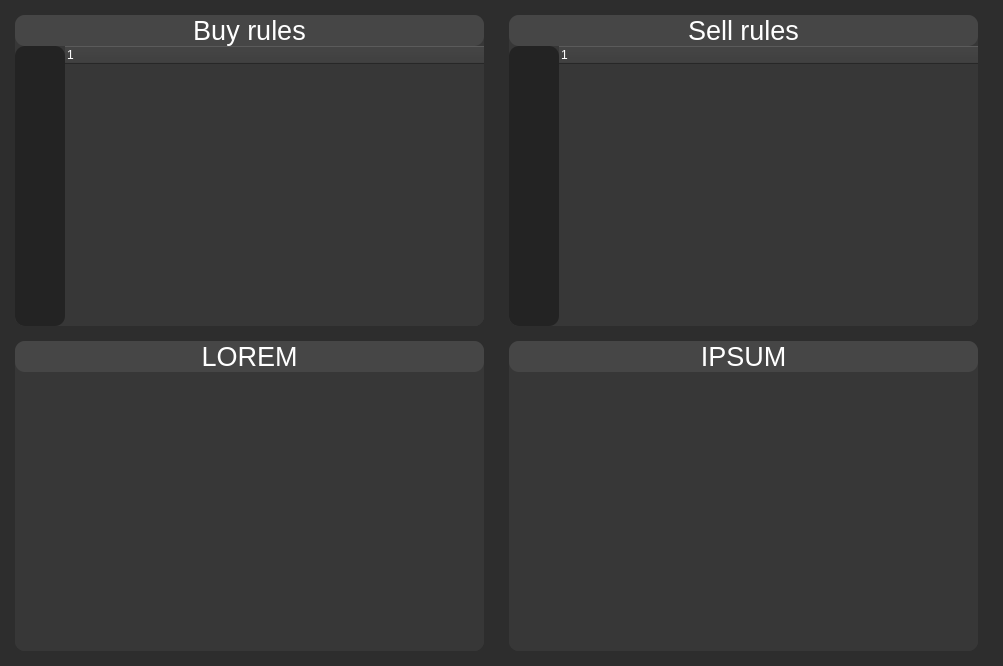
This is ui/strategy_page.ui in kornelHub/BackTesting-App as Qt 5 draws it before an edit. The edited form follows.
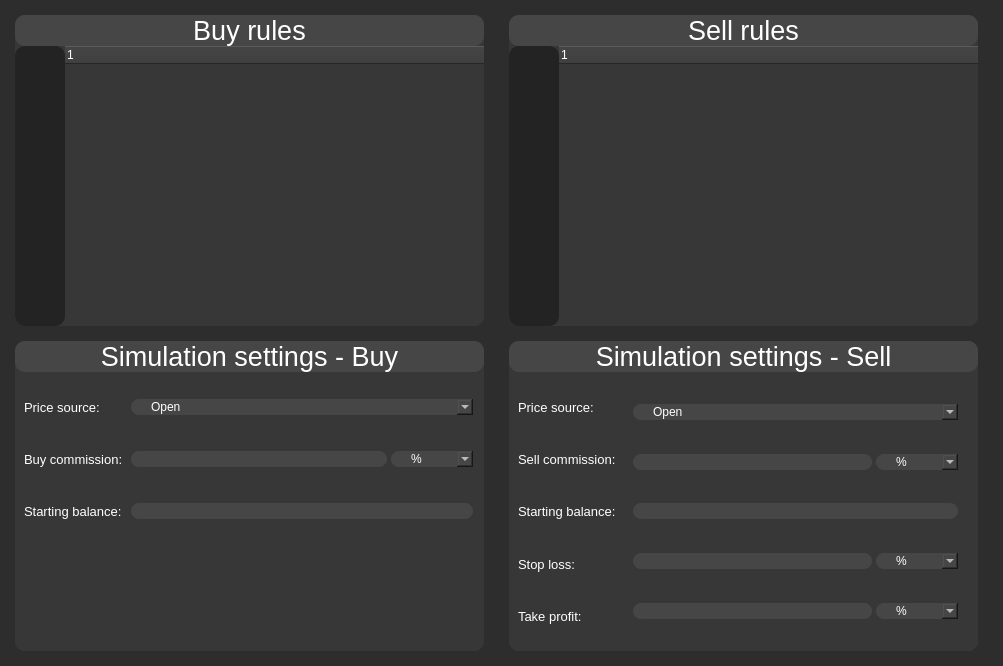
This is the edited form.

Commit message: add buy/sell function in simulation.py and changed period input to combobox

Diff of the .ui file:
```diff
--- a/ui/strategy_page.ui
+++ b/ui/strategy_page.ui
@@ -371,7 +371,7 @@
 }</string>
               </property>
               <property name="text">
-               <string>LOREM</string>
+               <string>Simulation settings - Buy</string>
               </property>
               <property name="alignment">
                <set>Qt::AlignCenter</set>
@@ -389,6 +389,328 @@
               <property name="styleSheet">
                <string notr="true">background-color: rgb(55,55,55);</string>
               </property>
+              <layout class="QHBoxLayout" name="horizontalLayout_5">
+               <item>
+                <widget class="QWidget" name="widget_9" native="true">
+                 <layout class="QVBoxLayout" name="verticalLayout_7">
+                  <property name="spacing">
+                   <number>0</number>
+                  </property>
+                  <property name="leftMargin">
+                   <number>0</number>
+                  </property>
+                  <property name="topMargin">
+                   <number>0</number>
+                  </property>
+                  <property name="rightMargin">
+                   <number>0</number>
+                  </property>
+                  <property name="bottomMargin">
+                   <number>0</number>
+                  </property>
+                  <item>
+                   <widget class="QLabel" name="label">
+                    <property name="font">
+                     <font>
+                      <pointsize>10</pointsize>
+                     </font>
+                    </property>
+                    <property name="text">
+                     <string>Price source:</string>
+                    </property>
+                   </widget>
+                  </item>
+                  <item>
+                   <widget class="QLabel" name="label_2">
+                    <property name="font">
+                     <font>
+                      <pointsize>10</pointsize>
+                     </font>
+                    </property>
+                    <property name="text">
+                     <string>Buy commission:</string>
+                    </property>
+                   </widget>
+                  </item>
+                  <item>
+                   <widget class="QLabel" name="label_3">
+                    <property name="font">
+                     <font>
+                      <pointsize>10</pointsize>
+                     </font>
+                    </property>
+                    <property name="text">
+                     <string>Starting balance:</string>
+                    </property>
+                   </widget>
+                  </item>
+                  <item>
+                   <widget class="QLabel" name="label_5">
+                    <property name="font">
+                     <font>
+                      <pointsize>10</pointsize>
+                     </font>
+                    </property>
+                    <property name="text">
+                     <string/>
+                    </property>
+                   </widget>
+                  </item>
+                  <item>
+                   <widget class="QLabel" name="label_4">
+                    <property name="font">
+                     <font>
+                      <pointsize>10</pointsize>
+                     </font>
+                    </property>
+                    <property name="text">
+                     <string/>
+                    </property>
+                    <property name="alignment">
+                     <set>Qt::AlignLeading|Qt::AlignLeft|Qt::AlignTop</set>
+                    </property>
+                   </widget>
+                  </item>
+                 </layout>
+                </widget>
+               </item>
+               <item>
+                <widget class="QWidget" name="widget_8" native="true">
+                 <property name="sizePolicy">
+                  <sizepolicy hsizetype="Expanding" vsizetype="Preferred">
+                   <horstretch>0</horstretch>
+                   <verstretch>0</verstretch>
+                  </sizepolicy>
+                 </property>
+                 <property name="font">
+                  <font>
+                   <pointsize>10</pointsize>
+                  </font>
+                 </property>
+                 <layout class="QVBoxLayout" name="verticalLayout_8">
+                  <property name="spacing">
+                   <number>0</number>
+                  </property>
+                  <property name="leftMargin">
+                   <number>0</number>
+                  </property>
+                  <property name="topMargin">
+                   <number>0</number>
+                  </property>
+                  <property name="rightMargin">
+                   <number>0</number>
+                  </property>
+                  <property name="bottomMargin">
+                   <number>0</number>
+                  </property>
+                  <item>
+                   <widget class="QWidget" name="widget_10" native="true">
+                    <layout class="QHBoxLayout" name="horizontalLayout_6">
+                     <property name="spacing">
+                      <number>0</number>
+                     </property>
+                     <property name="leftMargin">
+                      <number>0</number>
+                     </property>
+                     <property name="topMargin">
+                      <number>0</number>
+                     </property>
+                     <property name="rightMargin">
+                      <number>0</number>
+                     </property>
+                     <property name="bottomMargin">
+                      <number>0</number>
+                     </property>
+                     <item>
+                      <widget class="QComboBox" name="buy_price_source_comboBox">
+                       <property name="sizePolicy">
+                        <sizepolicy hsizetype="Expanding" vsizetype="Fixed">
+                         <horstretch>0</horstretch>
+                         <verstretch>0</verstretch>
+                        </sizepolicy>
+                       </property>
+                       <property name="styleSheet">
+                        <string notr="true">QComboBox {
+        font: 10pt &quot;MS Shell Dlg 2&quot;;
+        border: 2px solid rgb(55,55,55);
+        border-radius: 10px;
+        color: rgb(255, 255, 255);
+        padding-left: 20px;
+        padding-right: 20px;
+        background-color: rgb(70,70,70);
+}
+
+QComboBox:hover {
+        border: 2px solid rgb(90,90,90);
+}
+
+QComboBox QAbstractItemView {
+     border: 2pxsolid rgb(45, 45, 45);
+    selection-background-color:rgb(45, 45, 45);
+    color: #FFF
+                  }</string>
+                       </property>
+                       <item>
+                        <property name="text">
+                         <string>Open</string>
+                        </property>
+                       </item>
+                       <item>
+                        <property name="text">
+                         <string>High</string>
+                        </property>
+                       </item>
+                       <item>
+                        <property name="text">
+                         <string>Low</string>
+                        </property>
+                       </item>
+                       <item>
+                        <property name="text">
+                         <string>Close</string>
+                        </property>
+                       </item>
+                      </widget>
+                     </item>
+                    </layout>
+                   </widget>
+                  </item>
+                  <item>
+                   <widget class="QWidget" name="widget_11" native="true">
+                    <layout class="QHBoxLayout" name="horizontalLayout_7">
+                     <property name="spacing">
+                      <number>0</number>
+                     </property>
+                     <property name="leftMargin">
+                      <number>0</number>
+                     </property>
+                     <property name="topMargin">
+                      <number>0</number>
+                     </property>
+                     <property name="rightMargin">
+                      <number>0</number>
+                     </property>
+                     <property name="bottomMargin">
+                      <number>0</number>
+                     </property>
+                     <item>
+                      <widget class="QLineEdit" name="buy_commission_lineEdit_1">
+                       <property name="styleSheet">
+                        <string notr="true">QLineEdit {
+        font: 10pt &quot;MS Shell Dlg 2&quot;;
+        border-radius: 10px;
+        border: 2px solid rgb(55,55,55);
+        color: rgb(255, 255, 255);
+        padding-left: 20px;
+        padding-right: 20px;
+        background-color: rgb(70,70,70);
+}
+QLineEdit:hover {
+        border: 2px solid rgb(85,85,85);
+}
+QLineEdit:focus{
+        border: 2px solid rgb(85, 170, 255);
+}
+</string>
+                       </property>
+                      </widget>
+                     </item>
+                     <item>
+                      <widget class="QComboBox" name="buy_commission_comboBox_2">
+                       <property name="styleSheet">
+                        <string notr="true">QComboBox {
+        font: 10pt &quot;MS Shell Dlg 2&quot;;
+        border: 2px solid rgb(55,55,55);
+        border-radius: 10px;
+        color: rgb(255, 255, 255);
+        padding-left: 20px;
+        padding-right: 20px;
+        background-color: rgb(70,70,70);
+}
+
+QComboBox:hover {
+        border: 2px solid rgb(90,90,90);
+}
+
+QComboBox QAbstractItemView {
+     border: 2pxsolid rgb(45, 45, 45);
+    selection-background-color:rgb(45, 45, 45);
+    color: #FFF
+                  }</string>
+                       </property>
+                       <item>
+                        <property name="text">
+                         <string>%</string>
+                        </property>
+                       </item>
+                       <item>
+                        <property name="text">
+                         <string>Pips</string>
+                        </property>
+                       </item>
+                       <item>
+                        <property name="text">
+                         <string>Flat</string>
+                        </property>
+                       </item>
+                      </widget>
+                     </item>
+                    </layout>
+                   </widget>
+                  </item>
+                  <item>
+                   <widget class="QWidget" name="widget_12" native="true">
+                    <layout class="QHBoxLayout" name="horizontalLayout_8">
+                     <property name="spacing">
+                      <number>0</number>
+                     </property>
+                     <property name="leftMargin">
+                      <number>0</number>
+                     </property>
+                     <property name="topMargin">
+                      <number>0</number>
+                     </property>
+                     <property name="rightMargin">
+                      <number>0</number>
+                     </property>
+                     <property name="bottomMargin">
+                      <number>0</number>
+                     </property>
+                     <item>
+                      <widget class="QLineEdit" name="buy_balance_lineEdit2">
+                       <property name="styleSheet">
+                        <string notr="true">QLineEdit {
+        font: 10pt &quot;MS Shell Dlg 2&quot;;
+        border-radius: 10px;
+        border: 2px solid rgb(55,55,55);
+        color: rgb(255, 255, 255);
+        padding-left: 20px;
+        padding-right: 20px;
+        background-color: rgb(70,70,70);
+}
+QLineEdit:hover {
+        border: 2px solid rgb(85,85,85);
+}
+QLineEdit:focus{
+        border: 2px solid rgb(85, 170, 255);
+}
+</string>
+                       </property>
+                      </widget>
+                     </item>
+                    </layout>
+                   </widget>
+                  </item>
+                  <item>
+                   <widget class="QWidget" name="widget_13" native="true"/>
+                  </item>
+                  <item>
+                   <widget class="QWidget" name="widget_17" native="true"/>
+                  </item>
+                 </layout>
+                </widget>
+               </item>
+              </layout>
              </widget>
             </item>
            </layout>
@@ -706,7 +1028,7 @@
 }</string>
            </property>
            <property name="text">
-            <string>IPSUM</string>
+            <string>Simulation settings - Sell</string>
            </property>
            <property name="alignment">
             <set>Qt::AlignCenter</set>
@@ -724,6 +1046,465 @@
            <property name="styleSheet">
             <string notr="true">background-color: rgb(55,55,55);</string>
            </property>
+           <layout class="QHBoxLayout" name="horizontalLayout_9">
+            <item>
+             <widget class="QWidget" name="widget_18" native="true">
+              <layout class="QVBoxLayout" name="verticalLayout_10">
+               <property name="spacing">
+                <number>0</number>
+               </property>
+               <property name="leftMargin">
+                <number>0</number>
+               </property>
+               <property name="topMargin">
+                <number>0</number>
+               </property>
+               <property name="rightMargin">
+                <number>0</number>
+               </property>
+               <property name="bottomMargin">
+                <number>0</number>
+               </property>
+               <item>
+                <widget class="QLabel" name="label_6">
+                 <property name="font">
+                  <font>
+                   <pointsize>10</pointsize>
+                  </font>
+                 </property>
+                 <property name="text">
+                  <string>Price source:</string>
+                 </property>
+                </widget>
+               </item>
+               <item>
+                <widget class="QLabel" name="label_7">
+                 <property name="font">
+                  <font>
+                   <pointsize>10</pointsize>
+                  </font>
+                 </property>
+                 <property name="text">
+                  <string>Sell commission:</string>
+                 </property>
+                </widget>
+               </item>
+               <item>
+                <widget class="QLabel" name="label_8">
+                 <property name="font">
+                  <font>
+                   <pointsize>10</pointsize>
+                  </font>
+                 </property>
+                 <property name="text">
+                  <string>Starting balance:</string>
+                 </property>
+                </widget>
+               </item>
+               <item>
+                <widget class="QLabel" name="label_9">
+                 <property name="font">
+                  <font>
+                   <pointsize>10</pointsize>
+                  </font>
+                 </property>
+                 <property name="text">
+                  <string>Stop loss:</string>
+                 </property>
+                </widget>
+               </item>
+               <item>
+                <widget class="QLabel" name="label_10">
+                 <property name="font">
+                  <font>
+                   <pointsize>10</pointsize>
+                  </font>
+                 </property>
+                 <property name="text">
+                  <string>Take profit:</string>
+                 </property>
+                </widget>
+               </item>
+              </layout>
+             </widget>
+            </item>
+            <item>
+             <widget class="QWidget" name="widget_19" native="true">
+              <property name="sizePolicy">
+               <sizepolicy hsizetype="Expanding" vsizetype="Expanding">
+                <horstretch>0</horstretch>
+                <verstretch>0</verstretch>
+               </sizepolicy>
+              </property>
+              <layout class="QVBoxLayout" name="verticalLayout_12">
+               <item>
+                <widget class="QWidget" name="widget_20" native="true">
+                 <layout class="QHBoxLayout" name="horizontalLayout_10">
+                  <property name="spacing">
+                   <number>0</number>
+                  </property>
+                  <property name="leftMargin">
+                   <number>0</number>
+                  </property>
+                  <property name="topMargin">
+                   <number>0</number>
+                  </property>
+                  <property name="rightMargin">
+                   <number>0</number>
+                  </property>
+                  <property name="bottomMargin">
+                   <number>0</number>
+                  </property>
+                  <item>
+                   <widget class="QComboBox" name="sell_price_source_comboBox">
+                    <property name="sizePolicy">
+                     <sizepolicy hsizetype="Preferred" vsizetype="Fixed">
+                      <horstretch>0</horstretch>
+                      <verstretch>0</verstretch>
+                     </sizepolicy>
+                    </property>
+                    <property name="styleSheet">
+                     <string notr="true">QComboBox {
+        font: 10pt &quot;MS Shell Dlg 2&quot;;
+        border: 2px solid rgb(55,55,55);
+        border-radius: 10px;
+        color: rgb(255, 255, 255);
+        padding-left: 20px;
+        padding-right: 20px;
+        background-color: rgb(70,70,70);
+}
+
+QComboBox:hover {
+        border: 2px solid rgb(90,90,90);
+}
+
+QComboBox QAbstractItemView {
+     border: 2pxsolid rgb(45, 45, 45);
+    selection-background-color:rgb(45, 45, 45);
+    color: #FFF
+                  }</string>
+                    </property>
+                    <item>
+                     <property name="text">
+                      <string>Open</string>
+                     </property>
+                    </item>
+                    <item>
+                     <property name="text">
+                      <string>High</string>
+                     </property>
+                    </item>
+                    <item>
+                     <property name="text">
+                      <string>Low</string>
+                     </property>
+                    </item>
+                    <item>
+                     <property name="text">
+                      <string>Close</string>
+                     </property>
+                    </item>
+                   </widget>
+                  </item>
+                 </layout>
+                </widget>
+               </item>
+               <item>
+                <widget class="QWidget" name="widget_21" native="true">
+                 <layout class="QHBoxLayout" name="horizontalLayout_11">
+                  <property name="spacing">
+                   <number>0</number>
+                  </property>
+                  <property name="leftMargin">
+                   <number>0</number>
+                  </property>
+                  <property name="topMargin">
+                   <number>0</number>
+                  </property>
+                  <property name="rightMargin">
+                   <number>0</number>
+                  </property>
+                  <property name="bottomMargin">
+                   <number>0</number>
+                  </property>
+                  <item>
+                   <widget class="QLineEdit" name="sell_commission_lineEdit_1">
+                    <property name="styleSheet">
+                     <string notr="true">QLineEdit {
+        font: 10pt &quot;MS Shell Dlg 2&quot;;
+        border-radius: 10px;
+        border: 2px solid rgb(55,55,55);
+        color: rgb(255, 255, 255);
+        padding-left: 20px;
+        padding-right: 20px;
+        background-color: rgb(70,70,70);
+}
+QLineEdit:hover {
+        border: 2px solid rgb(85,85,85);
+}
+QLineEdit:focus{
+        border: 2px solid rgb(85, 170, 255);
+}
+</string>
+                    </property>
+                   </widget>
+                  </item>
+                  <item>
+                   <widget class="QComboBox" name="sell_commission_comboBox_2">
+                    <property name="styleSheet">
+                     <string notr="true">QComboBox {
+        font: 10pt &quot;MS Shell Dlg 2&quot;;
+        border: 2px solid rgb(55,55,55);
+        border-radius: 10px;
+        color: rgb(255, 255, 255);
+        padding-left: 20px;
+        padding-right: 20px;
+        background-color: rgb(70,70,70);
+}
+
+QComboBox:hover {
+        border: 2px solid rgb(90,90,90);
+}
+
+QComboBox QAbstractItemView {
+     border: 2pxsolid rgb(45, 45, 45);
+    selection-background-color:rgb(45, 45, 45);
+    color: #FFF
+                  }</string>
+                    </property>
+                    <item>
+                     <property name="text">
+                      <string>%</string>
+                     </property>
+                    </item>
+                    <item>
+                     <property name="text">
+                      <string>Pips</string>
+                     </property>
+                    </item>
+                    <item>
+                     <property name="text">
+                      <string>Flat</string>
+                     </property>
+                    </item>
+                   </widget>
+                  </item>
+                 </layout>
+                </widget>
+               </item>
+               <item>
+                <widget class="QWidget" name="widget_22" native="true">
+                 <layout class="QHBoxLayout" name="horizontalLayout_12">
+                  <property name="spacing">
+                   <number>0</number>
+                  </property>
+                  <property name="leftMargin">
+                   <number>0</number>
+                  </property>
+                  <property name="topMargin">
+                   <number>0</number>
+                  </property>
+                  <property name="rightMargin">
+                   <number>0</number>
+                  </property>
+                  <property name="bottomMargin">
+                   <number>0</number>
+                  </property>
+                  <item>
+                   <widget class="QLineEdit" name="sell_balance_lineEdit">
+                    <property name="styleSheet">
+                     <string notr="true">QLineEdit {
+        font: 10pt &quot;MS Shell Dlg 2&quot;;
+        border-radius: 10px;
+        border: 2px solid rgb(55,55,55);
+        color: rgb(255, 255, 255);
+        padding-left: 20px;
+        padding-right: 20px;
+        background-color: rgb(70,70,70);
+}
+QLineEdit:hover {
+        border: 2px solid rgb(85,85,85);
+}
+QLineEdit:focus{
+        border: 2px solid rgb(85, 170, 255);
+}
+</string>
+                    </property>
+                   </widget>
+                  </item>
+                 </layout>
+                </widget>
+               </item>
+               <item>
+                <widget class="QWidget" name="widget_23" native="true">
+                 <layout class="QHBoxLayout" name="horizontalLayout_13">
+                  <property name="spacing">
+                   <number>0</number>
+                  </property>
+                  <property name="leftMargin">
+                   <number>0</number>
+                  </property>
+                  <property name="topMargin">
+                   <number>0</number>
+                  </property>
+                  <property name="rightMargin">
+                   <number>0</number>
+                  </property>
+                  <property name="bottomMargin">
+                   <number>0</number>
+                  </property>
+                  <item>
+                   <widget class="QLineEdit" name="sell_stop_loss_lineEdit_1">
+                    <property name="styleSheet">
+                     <string notr="true">QLineEdit {
+        font: 10pt &quot;MS Shell Dlg 2&quot;;
+        border-radius: 10px;
+        border: 2px solid rgb(55,55,55);
+        color: rgb(255, 255, 255);
+        padding-left: 20px;
+        padding-right: 20px;
+        background-color: rgb(70,70,70);
+}
+QLineEdit:hover {
+        border: 2px solid rgb(85,85,85);
+}
+QLineEdit:focus{
+        border: 2px solid rgb(85, 170, 255);
+}
+</string>
+                    </property>
+                   </widget>
+                  </item>
+                  <item>
+                   <widget class="QComboBox" name="sell_stop_loss_comboBox_2">
+                    <property name="styleSheet">
+                     <string notr="true">QComboBox {
+        font: 10pt &quot;MS Shell Dlg 2&quot;;
+        border: 2px solid rgb(55,55,55);
+        border-radius: 10px;
+        color: rgb(255, 255, 255);
+        padding-left: 20px;
+        padding-right: 20px;
+        background-color: rgb(70,70,70);
+}
+
+QComboBox:hover {
+        border: 2px solid rgb(90,90,90);
+}
+
+QComboBox QAbstractItemView {
+     border: 2pxsolid rgb(45, 45, 45);
+    selection-background-color:rgb(45, 45, 45);
+    color: #FFF
+                  }</string>
+                    </property>
+                    <item>
+                     <property name="text">
+                      <string>%</string>
+                     </property>
+                    </item>
+                    <item>
+                     <property name="text">
+                      <string>Pips</string>
+                     </property>
+                    </item>
+                    <item>
+                     <property name="text">
+                      <string>Flat</string>
+                     </property>
+                    </item>
+                   </widget>
+                  </item>
+                 </layout>
+                </widget>
+               </item>
+               <item>
+                <widget class="QWidget" name="widget_24" native="true">
+                 <layout class="QHBoxLayout" name="horizontalLayout_14">
+                  <property name="spacing">
+                   <number>0</number>
+                  </property>
+                  <property name="leftMargin">
+                   <number>0</number>
+                  </property>
+                  <property name="topMargin">
+                   <number>0</number>
+                  </property>
+                  <property name="rightMargin">
+                   <number>0</number>
+                  </property>
+                  <property name="bottomMargin">
+                   <number>0</number>
+                  </property>
+                  <item>
+                   <widget class="QLineEdit" name="sell_take_profit_lineEdit_1">
+                    <property name="styleSheet">
+                     <string notr="true">QLineEdit {
+        font: 10pt &quot;MS Shell Dlg 2&quot;;
+        border-radius: 10px;
+        border: 2px solid rgb(55,55,55);
+        color: rgb(255, 255, 255);
+        padding-left: 20px;
+        padding-right: 20px;
+        background-color: rgb(70,70,70);
+}
+QLineEdit:hover {
+        border: 2px solid rgb(85,85,85);
+}
+QLineEdit:focus{
+        border: 2px solid rgb(85, 170, 255);
+}
+</string>
+                    </property>
+                   </widget>
+                  </item>
+                  <item>
+                   <widget class="QComboBox" name="sell_take_profit_comboBox_2">
+                    <property name="styleSheet">
+                     <string notr="true">QComboBox {
+        font: 10pt &quot;MS Shell Dlg 2&quot;;
+        border: 2px solid rgb(55,55,55);
+        border-radius: 10px;
+        color: rgb(255, 255, 255);
+        padding-left: 20px;
+        padding-right: 20px;
+        background-color: rgb(70,70,70);
+}
+
+QComboBox:hover {
+        border: 2px solid rgb(90,90,90);
+}
+
+QComboBox QAbstractItemView {
+     border: 2pxsolid rgb(45, 45, 45);
+    selection-background-color:rgb(45, 45, 45);
+    color: #FFF
+                  }</string>
+                    </property>
+                    <item>
+                     <property name="text">
+                      <string>%</string>
+                     </property>
+                    </item>
+                    <item>
+                     <property name="text">
+                      <string>Pips</string>
+                     </property>
+                    </item>
+                    <item>
+                     <property name="text">
+                      <string>Flat</string>
+                     </property>
+                    </item>
+                   </widget>
+                  </item>
+                 </layout>
+                </widget>
+               </item>
+              </layout>
+             </widget>
+            </item>
+           </layout>
           </widget>
          </item>
         </layout>
```
The commit also changes 7 other files.
